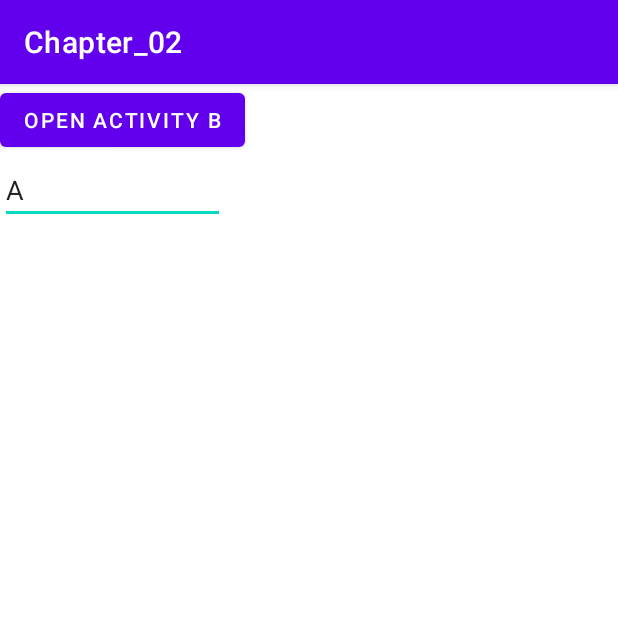
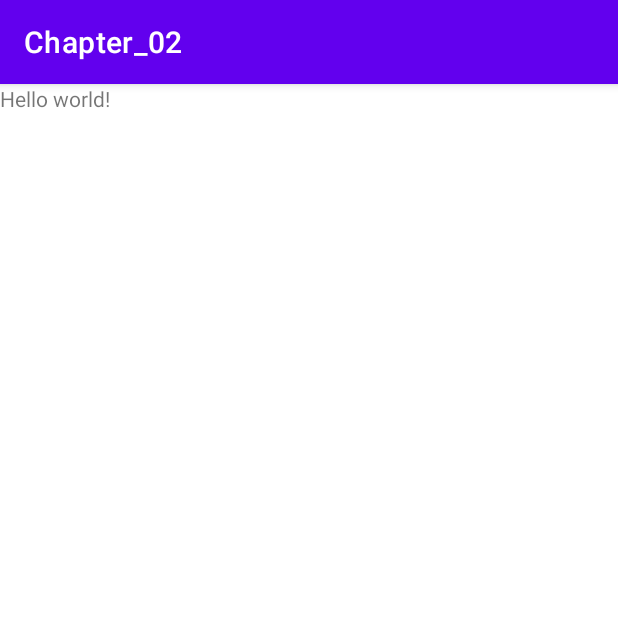
Before and after one commit to Qianweiyin/android-art-res, an Android app: the screen it shows after launch (MainActivity before the commit, MessengerActivity after it), on a phone screen of 412 x 824 dp, the top half of it. Run offline under Robolectric (Android 15) with nearby library versions, the phone set to English and light mode, and no system bars; 1 statement that could not run was skipped.

Commit message:
使用Messenger在服务端接收客户端发送的消息

```diff
--- a/Chapter_02/app/src/main/AndroidManifest.xml
+++ b/Chapter_02/app/src/main/AndroidManifest.xml
@@ -14,7 +14,7 @@
         android:roundIcon="@mipmap/ic_launcher_round"
         android:supportsRtl="true"
         android:theme="@style/Theme.Chapter_02">
-        <activity android:name=".MainActivity">
+        <activity android:name=".messenger.MessengerActivity">
             <intent-filter>
                 <action android:name="android.intent.action.MAIN" />
 
@@ -31,6 +31,10 @@
             android:configChanges="screenLayout"
             android:label="@string/app_name"
             android:process="com.qwy.chapter_02.remote" />
+        <!--        <activity android:name=".messenger.MessengerActivity" />-->
+        <service
+            android:name=".messenger.MessengerService"
+            android:process=":remote" />
     </application>
 
 </manifest>
--- /dev/null
+++ b/Chapter_02/app/src/main/java/com/qwy/chapter_02/messenger/MessengerActivity.kt
@@ -0,0 +1,62 @@
+package com.qwy.chapter_02.messenger
+
+import android.content.ComponentName
+import android.content.Context
+import android.content.Intent
+import android.content.ServiceConnection
+import android.os.*
+import android.util.Log
+import androidx.appcompat.app.AppCompatActivity
+import com.qwy.chapter_02.MSG_FROM_CLIENT
+import com.qwy.chapter_02.R
+
+
+class MessengerActivity : AppCompatActivity() {
+
+
+    companion object {
+        private const val TAG = "QwyMessenger"
+    }
+
+    private val mConnection: ServiceConnection = object : ServiceConnection {
+        override fun onServiceConnected(className: ComponentName, service: IBinder) {
+            val mService = Messenger(service)
+            Log.d(TAG, "bind service")
+            val msg: Message = Message.obtain(null, MSG_FROM_CLIENT)
+            val data = Bundle()
+            data.putString("msg", "hello, this is client.")
+            msg.data = data
+            mService.send(msg)
+        }
+
+        override fun onServiceDisconnected(className: ComponentName) {}
+    }
+
+
+    override fun onCreate(savedInstanceState: Bundle?) {
+        super.onCreate(savedInstanceState)
+        setContentView(R.layout.activity_messenger)
+        val intent = Intent(this, MessengerService::class.java)
+        bindService(intent, mConnection, Context.BIND_AUTO_CREATE)
+    }
+
+    override fun onDestroy() {
+        unbindService(mConnection)
+        super.onDestroy()
+    }
+}
+
+
+////    private val mGetReplyMessenger: Messenger = Messenger(MessengerHandler())
+//
+//private class MessengerHandler : Handler() {
+//    override fun handleMessage(msg: Message) {
+//        when (msg.what) {
+//            MSG_FROM_SERVICE -> Log.i(
+//                MessengerActivity.TAG,
+//                "receive msg from Service:" + msg.getData().getString("reply")
+//            )
+//            else -> super.handleMessage(msg)
+//        }
+//    }
+//}
--- /dev/null
+++ b/Chapter_02/app/src/main/res/layout/activity_messenger.xml
@@ -0,0 +1,13 @@
+<RelativeLayout xmlns:android="http://schemas.android.com/apk/res/android"
+    xmlns:tools="http://schemas.android.com/tools"
+    android:layout_width="match_parent"
+    android:layout_height="match_parent"
+    >
+<!--    tools:context="${relativePackage}.${activityClass}"-->
+
+    <TextView
+        android:layout_width="wrap_content"
+        android:layout_height="wrap_content"
+        android:text="@string/hello_world" />
+
+</RelativeLayout>
--- a/Chapter_02/app/src/main/res/values/strings.xml
+++ b/Chapter_02/app/src/main/res/values/strings.xml
@@ -1,3 +1,5 @@
 <resources>
     <string name="app_name">Chapter_02</string>
+    <string name="hello_world">Hello world!</string>
+
 </resources>
```
Also changed, not shown: Chapter_02/app/src/main/java/com/qwy/chapter_02/messenger/MessengerService.kt (added, +33 -0 lines).
